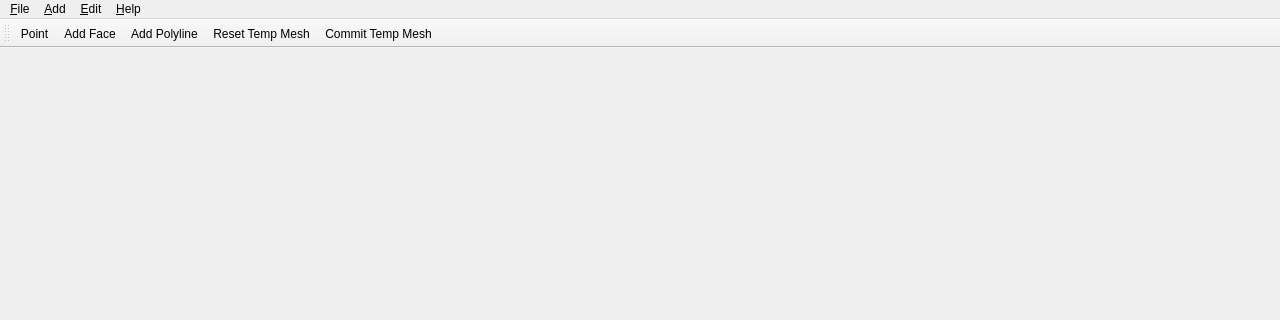
Old version of the form Application/QtFrontend/MainWindow.ui in the repository JIPCAD/JIPCAD; both pictures show x 0 to 1280 and y 0 to 320 of the 1280 by 720 pixel window.
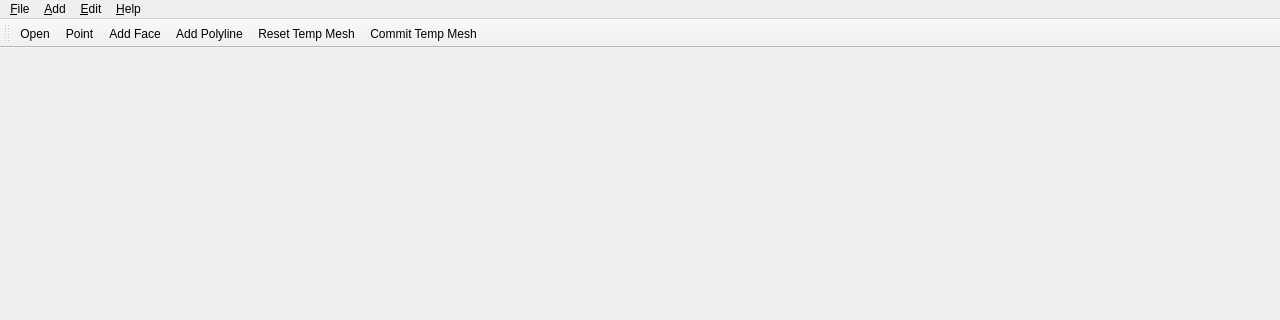
New version of the form.

Commit message: update popup window for position(fix bug)

Patch:
```diff
--- a/Application/QtFrontend/MainWindow.ui
+++ b/Application/QtFrontend/MainWindow.ui
@@ -70,8 +70,9 @@
     <enum>TopToolBarArea</enum>
    </attribute>
    <attribute name="toolBarBreak">
-    <bool>false</bool>
+    <bool>True</bool>
    </attribute>
+   <addaction name="actionOpen"/>
    <addaction name="actionPoint"/>
    <addaction name="actionAddFace"/>
    <addaction name="actionAddPolyline"/>
```
The commit also changes 2 other files.
